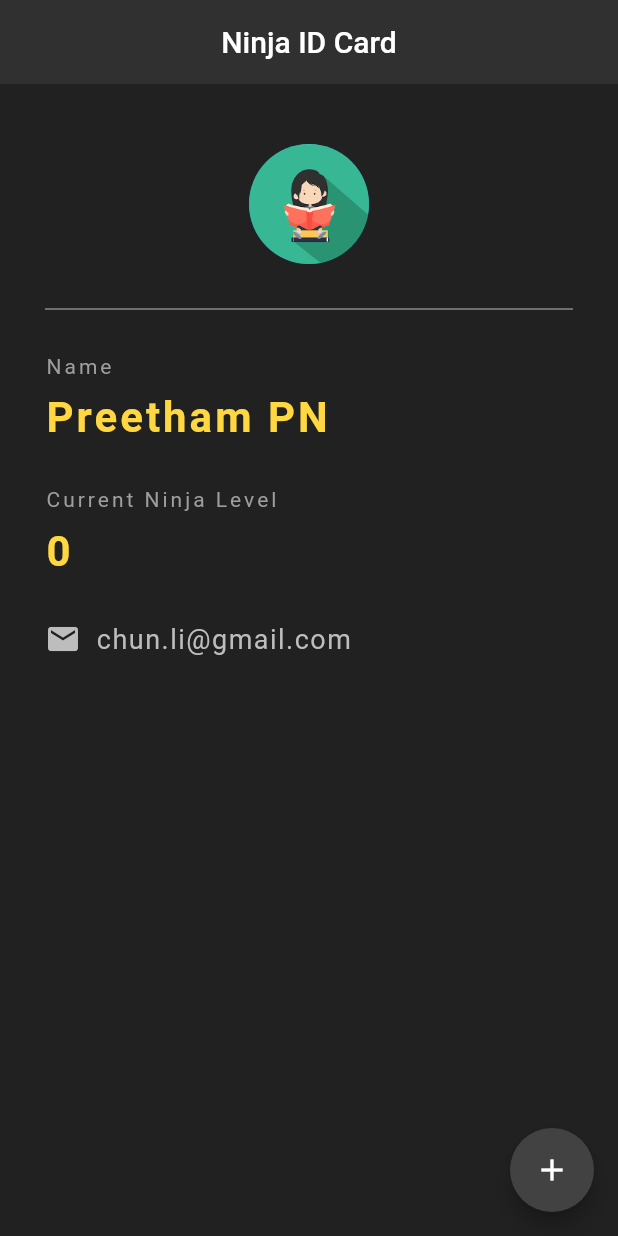
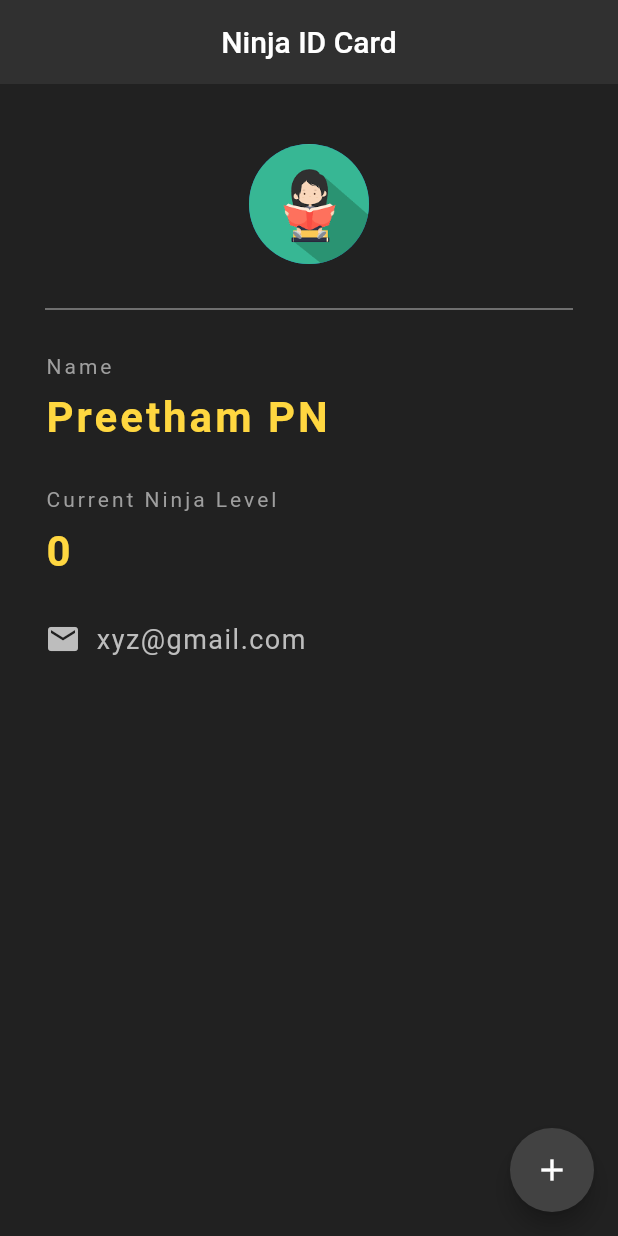
Before and after one commit to Preetham-007/app, a Flutter app: the screen it shows after launch, on a phone screen of 412 x 824 dp. Run offline on Flutter 3.47's test engine with Material 2 defaults, Android fonts, the phone set to English and light mode, and no system bars.

Commit message:
Update main.dart

```diff
--- a/lib/main.dart
+++ b/lib/main.dart
@@ -92,7 +92,7 @@ class _NinjaCardState extends State<NinjaCard> {
                 ),
                 SizedBox(width: 10.0,),
                 Text(
-                  'chun.li@gmail.com',
+                  'xyz@gmail.com',
                   style: TextStyle(
                     color: Colors.grey[400],
                     fontSize: 18.0,
```
